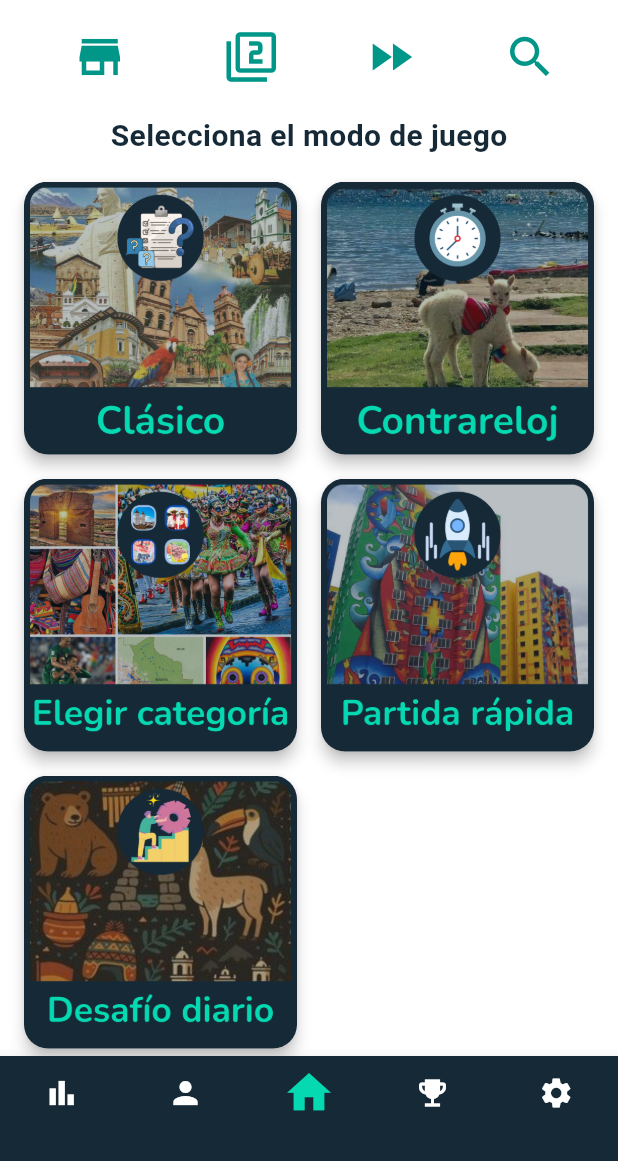
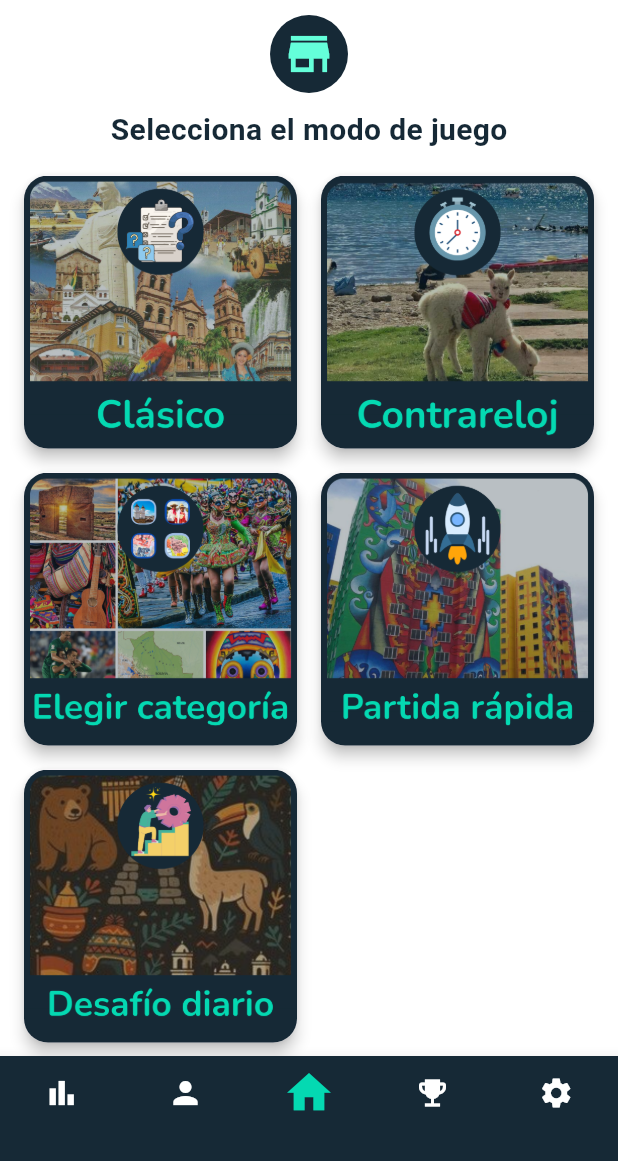
Before and after one commit to Adhemar03/yachay, a Flutter app: the GameModeScreen screen opened directly, on a phone screen of 412 x 824 dp, the part 75-1236 px from its top. Run offline on Flutter 3.47's test engine with Material 3 defaults, Android fonts, the light colour scheme and no system bars; our stand-ins replace audioplayers, google_sign_in, image_picker, shared_preferences, supabase_flutter; accounts and stored records are empty.

Commit message:
Pequeños arreglos en estadisticas y opciones de ponderes

```diff
--- a/lib/game_mode_screen.dart
+++ b/lib/game_mode_screen.dart
@@ -252,7 +252,6 @@ class HomeContent extends StatefulWidget {
 }
 
 class _HomeContentState extends State<HomeContent> {
-
   Future<bool> _playedToday() async {
     try {
       final prefs = await SharedPreferences.getInstance();
@@ -277,14 +276,23 @@ class _HomeContentState extends State<HomeContent> {
   Widget build(BuildContext context) {
     return Column(
       children: [
-        const SizedBox(height: 12),
+        const SizedBox(height: 10),
         Padding(
           padding: const EdgeInsets.symmetric(horizontal: 12),
           child: Row(
             mainAxisAlignment: MainAxisAlignment.spaceAround,
             children: [
-              IconButton(
-                icon: const Icon(Icons.store, color: Colors.teal, size: 36),
+              Container(
+                decoration: BoxDecoration(
+                  shape: BoxShape.circle,
+                  color: const Color(0xFF162936), // Color entero sólido
+                ),
+                child: IconButton(
+                  icon: const Icon(
+                    Icons.store,
+                    color: Colors.tealAccent,
+                    size: 36,
+                  ),
                   onPressed: () {
                     Navigator.push(
                       context,
@@ -292,13 +300,11 @@ class _HomeContentState extends State<HomeContent> {
                     );
                   },
                 ),
-              Icon(Icons.filter_2, size: 36, color: Colors.teal),
-              Icon(Icons.fast_forward, size: 36, color: Colors.teal),
-              Icon(Icons.search, size: 36, color: Colors.teal),
+              ),
             ],
           ),
         ),
-        const SizedBox(height: 12),
+        const SizedBox(height: 10),
         const Text(
           "Selecciona el modo de juego",
           style: TextStyle(
@@ -361,7 +367,10 @@ class _HomeContentState extends State<HomeContent> {
               borderRadius: BorderRadius.circular(16),
               child: Opacity(
                 opacity: 0.9,
-                child: Image.asset("assets/images/dasafioDiario.png", fit: BoxFit.cover),
+                child: Image.asset(
+                  "assets/images/dasafioDiario.png",
+                  fit: BoxFit.cover,
+                ),
               ),
             ),
           );
@@ -376,7 +385,10 @@ class _HomeContentState extends State<HomeContent> {
               child: Stack(
                 fit: StackFit.expand,
                 children: [
-                  Image.asset("assets/images/dasafioDiario.png", fit: BoxFit.cover),
+                  Image.asset(
+                    "assets/images/dasafioDiario.png",
+                    fit: BoxFit.cover,
+                  ),
                   Container(
                     color: Colors.black45,
                     alignment: Alignment.center,
@@ -467,6 +479,4 @@ class _HomeContentState extends State<HomeContent> {
       );
     }
   }
-
-
 }
--- a/lib/screens/stats_screen.dart
+++ b/lib/screens/stats_screen.dart
@@ -103,7 +103,8 @@ class StatsScreen extends StatelessWidget {
   @override
   Widget build(BuildContext context) {
     return Scaffold(
-      appBar: AppBar(title: const Text("Estadísticas")),
+      //appBar: AppBar(title: const Text("Estadísticas")),
+      backgroundColor: const Color(0xFFFFFFFF),
       body: FutureBuilder<Map<String, dynamic>>(
         future: _loadStats(),
         builder: (context, snapshot) {
```
Lines whose indentation alone changed are shown as unchanged.
